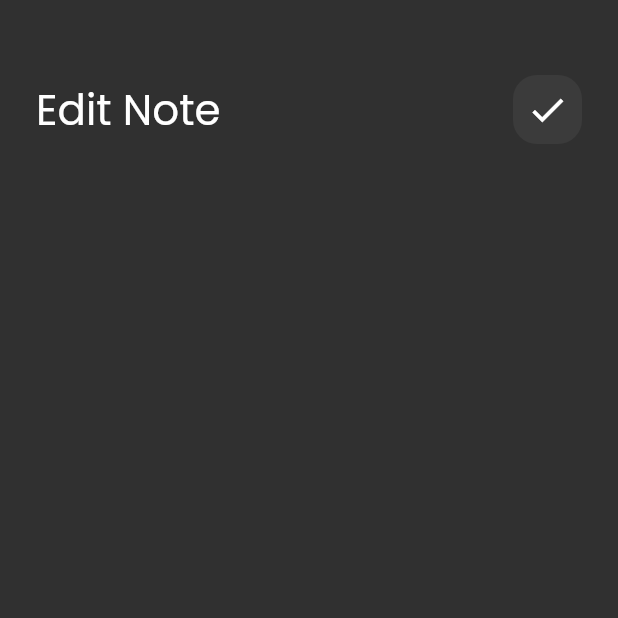
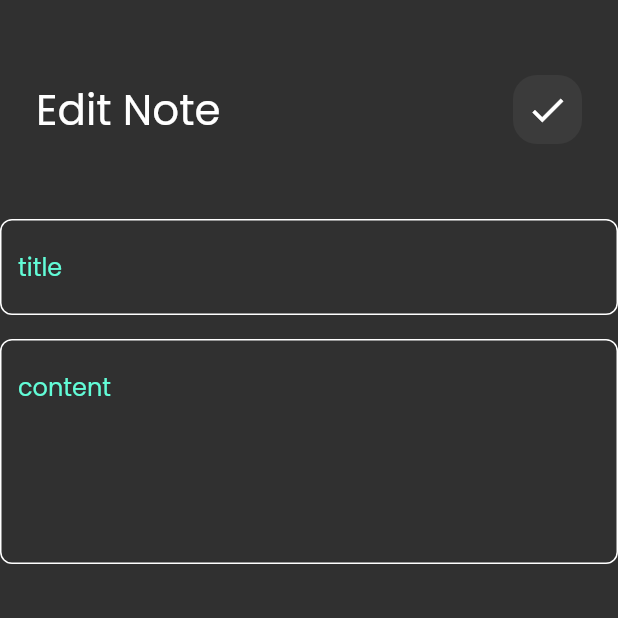
Before and after one commit to radwa-eng/notes_app, a Flutter app: the EditNoteView screen opened directly, on a phone screen of 412 x 824 dp, the top half of it. Run offline on Flutter 3.47's test engine with Material 2 defaults, Android fonts, the phone set to English and light mode, and no system bars; our stand-ins replace font_awesome_flutter.

Commit message:
edit note view

```diff
--- a/lib/views/edit_view_body.dart
+++ b/lib/views/edit_view_body.dart
@@ -1,4 +1,5 @@
 import 'package:flutter/material.dart';
+import 'package:noteapp/views/custome_text_feild.dart';
 import 'package:noteapp/views/customer_app_bar.dart';
 
 class EditNoteViewBody extends StatelessWidget {
@@ -18,6 +19,15 @@ class EditNoteViewBody extends StatelessWidget {
             icon: Icons.check,
           ),
         ),
+        SizedBox(height: 50),
+        CustomeTextField(hint: "title"),
+        SizedBox(
+          height: 16,
+        ),
+        CustomeTextField(
+          hint: "content",
+          maxline: 5,
+        ),
       ],
     );
   }
```
